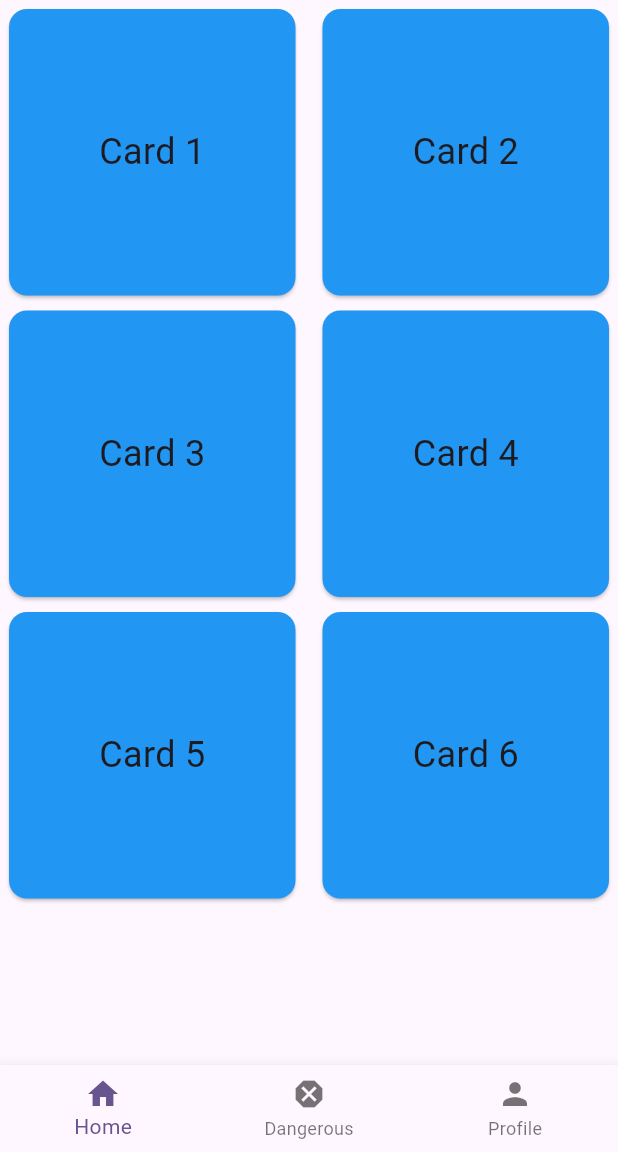
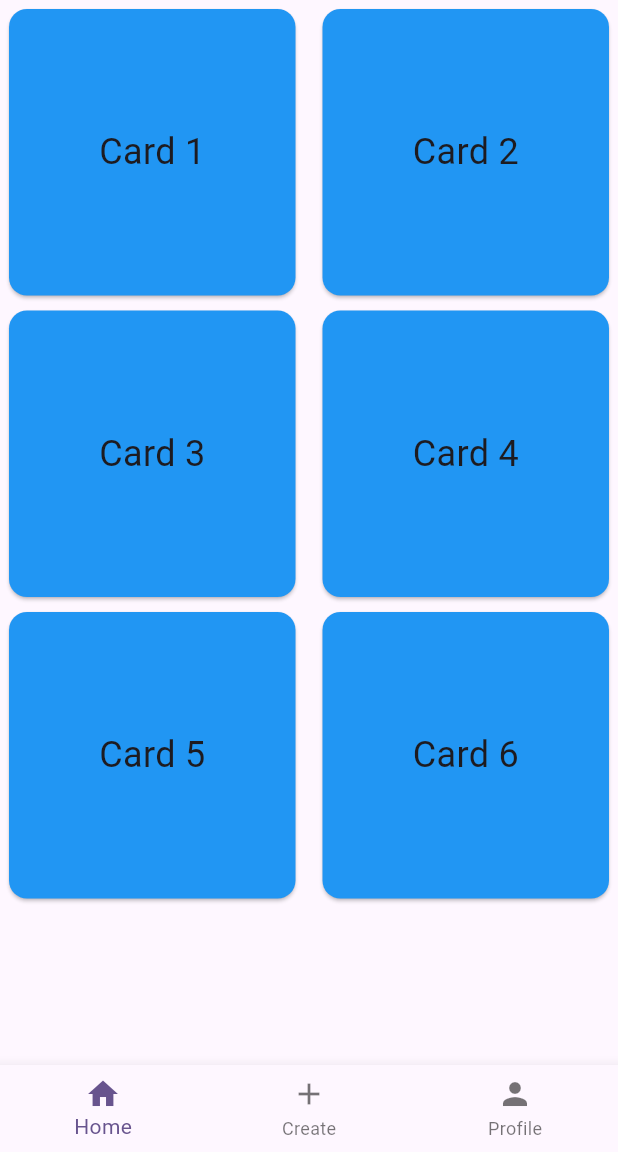
Before and after one commit to kmzR3/venti, a Flutter app: the screen it shows after launch, on a phone screen of 412 x 824 dp, the part 84-1236 px from its top. Run offline on Flutter 3.47's test engine with Material 2 defaults, Android fonts, the phone set to English and light mode, and no system bars.

Commit message:
Icon changes

```diff
--- a/lib/presentation/pages/home.dart
+++ b/lib/presentation/pages/home.dart
@@ -41,8 +41,8 @@ class _MyHomePageState extends State<MyHomePage> {
             activeIcon: Icon(Icons.home), // <-- new,
           ),
           BottomNavigationBarItem(
-            icon: Icon(Icons.dangerous),
-            label: 'Dangerous',
+            icon: Icon(Icons.add),
+            label: 'Create',
             backgroundColor: Colors.deepPurple,
           ),
           BottomNavigationBarItem(
```
Also changed, not shown: lib/core/errors/errors.dart (added).
